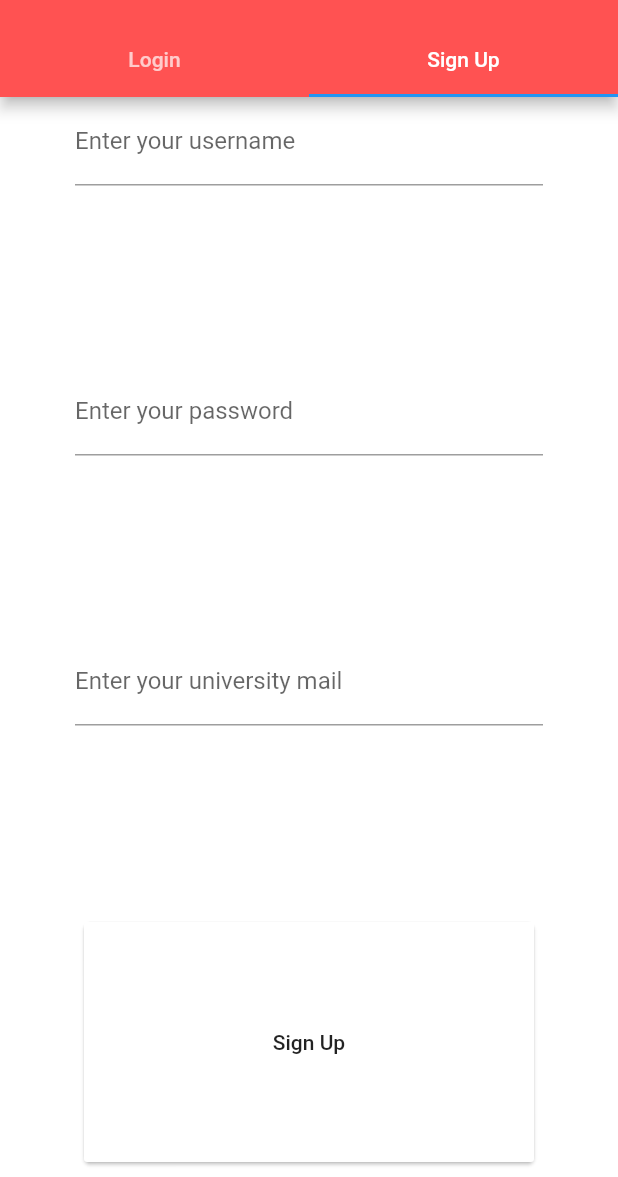
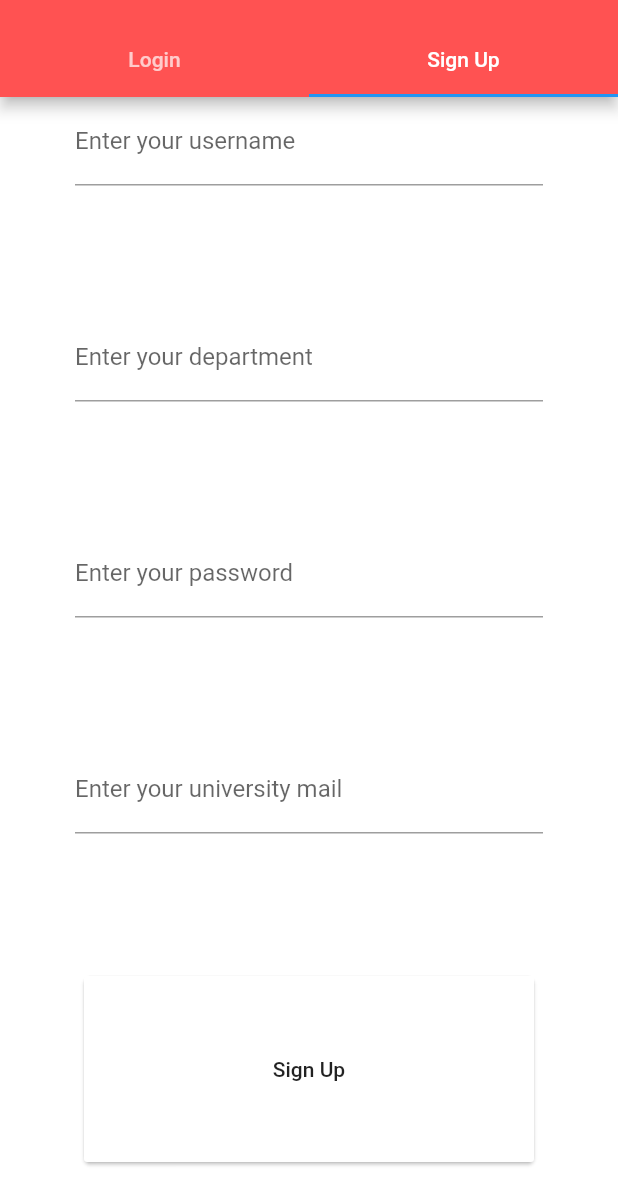
Before and after one commit to serkutyuksel/kafesapp, a Flutter app: the screen it shows after launch, tab 2 chosen, on a phone screen of 412 x 824 dp, the part 59-1236 px from its top. Run offline on Flutter 3.47's test engine with Material 2 defaults, Android fonts, the phone set to English and light mode, and no system bars; our stand-ins replace cloud_firestore, firebase_auth, firebase_core; accounts and stored records are empty.

```diff
--- a/kafes_app/lib/Screens/signup_page.dart
+++ b/kafes_app/lib/Screens/signup_page.dart
@@ -1,7 +1,6 @@
 import 'package:flutter/cupertino.dart';
 import 'package:flutter/material.dart';
 import 'package:kafes_app/button_landing.dart';
-
 
 class SignUpPage extends StatefulWidget {
   SignUpPage(this.submitForm);
@@ -9,7 +8,8 @@ class SignUpPage extends StatefulWidget {
       String mail,
       String username,
       String password,
-      BuildContext ctx,
+      String department,
+      BuildContext cnt,
       )submitForm;
   @override
   SignUpPageState createState() => SignUpPageState();
@@ -20,6 +20,7 @@ class SignUpPageState extends State<SignUpPage> {
   var _mail = '';
   var _username = '';
   var _password = '';
+  var _department = '';
 
   void _submit(){
     final isValid = _formKey.currentState.validate();
@@ -30,6 +31,7 @@ class SignUpPageState extends State<SignUpPage> {
         _mail.trim(),
         _username.trim(),
         _password.trim(),
+        _department.trim(),
         context,
       );
     }
@@ -59,6 +61,24 @@ class SignUpPageState extends State<SignUpPage> {
                   },
                   decoration: InputDecoration(
                       labelText: 'Enter your username'
+                  ),
+                ),
+              ),),
+              Expanded(child: Container(
+                margin: EdgeInsets.symmetric(horizontal: 50.0,),
+                child: TextFormField(
+                  key: ValueKey('department'),
+                  validator: (value) {
+                    if(value.isEmpty || value.length < 3) {
+                      return 'Department length must be at least 3';
+                    }
+                    return null;
+                  },
+                  onSaved: (value){
+                    _department = value;
+                  },
+                  decoration: InputDecoration(
+                      labelText: 'Enter your department'
                   ),
                 ),
               ),),
--- a/kafes_app/lib/main.dart
+++ b/kafes_app/lib/main.dart
@@ -12,14 +12,18 @@ void main() async {
 }
 
 class KafesApp extends StatelessWidget {
-  void Function(String mail, String username, String password, BuildContext ctx) get createUser => null;
+  void Function(String mail, String username, String password,
+      String department, BuildContext cnt) get createUser => null;
+
+  void Function(String mail, String password,
+      BuildContext cnt) get signInUser => null;
 
   @override
   Widget build(BuildContext context) {
     return MaterialApp(
       home: LandingPage(),
       routes: {
-        '/login' : (context) => LoginPage(),
+        '/login' : (context) => LoginPage(signInUser),
         '/signup' : (context) => SignUpPage(createUser),
         '/home' : (context) => HomePage(),
         '/landing' : (context) => LandingPage(),
@@ -27,6 +31,3 @@ class KafesApp extends StatelessWidget {
     );
   }
 }
-
-
-// comment
```
Also changed, not shown: kafes_app/lib/Screens/landing_page.dart (+33 -9 lines), kafes_app/lib/Screens/login_page.dart (+57 -5 lines), 2 other files.
